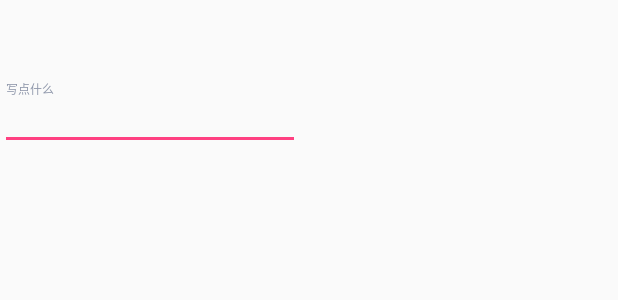
After one commit to guoshiqi/My-Dairly, an Android app: the layout dialog_addbook_layout.xml on its own in the app's theme, with its tools: preview values and no code run, on a phone screen of 412 x 824 dp. The commit adds this screen. Shown: the top 300 px of the screen. Run offline under Robolectric (Android 15) with nearby library versions, the phone set to English and light mode, and no system bars.

Commit message:
首页ok

```diff
--- a/app/src/main/java/com/name/cn/mydiary/data/bookdetail/Book.java
+++ b/app/src/main/java/com/name/cn/mydiary/data/bookdetail/Book.java
@@ -1,6 +1,7 @@
 package com.name.cn.mydiary.data.bookdetail;
 
 import com.google.common.base.Objects;
+import com.google.common.base.Strings;
 
 import org.greenrobot.greendao.annotation.Entity;
 import org.greenrobot.greendao.annotation.Generated;
@@ -101,6 +102,11 @@ public class Book {
                 && Objects.equal(desc, needCompare.desc);
     }
 
+    @Keep
+    public boolean isEmpty() {
+        return Strings.isNullOrEmpty(title);
+    }
+
 
     public Long getBookListId() {
         return this.bookListId;
--- a/app/src/main/java/com/name/cn/mydiary/data/source/local/BookLocalDataSource.java
+++ b/app/src/main/java/com/name/cn/mydiary/data/source/local/BookLocalDataSource.java
@@ -11,6 +11,7 @@ import com.name.cn.mydiary.framework.GreenDaoManager;
 import com.name.cn.mydiary.util.schedulers.BaseSchedulerProvider;
 
 import org.greenrobot.greendao.annotation.NotNull;
+import org.greenrobot.greendao.query.DeleteQuery;
 
 import java.util.List;
 
@@ -78,6 +79,7 @@ public class BookLocalDataSource implements BookDataSource {
 
     @Override
     public void deleteBooks(Long bookListId) {
-        dao.queryBuilder().where(BookDao.Properties.BookListId.eq(bookListId)).buildDelete();
+        DeleteQuery<Book> bookDeleteQuery=dao.queryBuilder().where(BookDao.Properties.BookListId.eq(bookListId)).buildDelete();
+        bookDeleteQuery.executeDeleteWithoutDetachingEntities();
     }
 }
--- /dev/null
+++ b/app/src/main/res/layout/dialog_addbook_layout.xml
@@ -0,0 +1,17 @@
+<?xml version="1.0" encoding="utf-8"?>
+<LinearLayout xmlns:android="http://schemas.android.com/apk/res/android"
+    android:orientation="vertical" android:layout_width="200dp"
+    android:layout_height="100dp">
+    <TextView
+        android:layout_width="wrap_content"
+        android:layout_height="wrap_content" />
+    <android.support.v7.widget.AppCompatEditText
+        android:id="@+id/input_text"
+        android:layout_width="match_parent"
+        android:layout_height="match_parent"
+        android:textSize="@dimen/sp_14"
+        android:hint="@string/dialog_input_text"
+        android:textColorHint="@color/text_color_item_no_deep"
+        android:inputType="text" />
+
+</LinearLayout>
--- a/app/src/main/res/values/colors.xml
+++ b/app/src/main/res/values/colors.xml
@@ -3,4 +3,7 @@
     <color name="colorPrimary">#3F51B5</color>
     <color name="colorPrimaryDark">#303F9F</color>
     <color name="colorAccent">#FF4081</color>
+
+    <color name="text_color_item_no_deep">#9199ac</color>
+    <color name="text_color_item_deep">#4f5f80</color>
 </resources>
--- a/app/src/main/res/values/strings.xml
+++ b/app/src/main/res/values/strings.xml
@@ -1,3 +1,7 @@
 <resources>
     <string name="app_name">My Dairly</string>
+    <string name="dialog_title">请输入标题</string>
+    <string name="dialog_input_text">写点什么</string>
+    <string name="dialog_positive">确定</string>
+    <string name="dialog_negative">取消</string>
 </resources>
```
Also changed, not shown: app/src/main/java/com/name/cn/mydiary/function/home/CustomDialogInputView.java (added, +44 -0 lines), app/src/main/java/com/name/cn/mydiary/function/home/HomeContract.java (+8 -4 lines), app/src/main/java/com/name/cn/mydiary/function/home/HomeFragment.java (+43 -2 lines), app/src/main/java/com/name/cn/mydiary/function/home/HomePresenter.java (+106 -5 lines), app/src/main/res/drawable/ic_add.xml (added, +9 -0 lines), app/src/main/res/layout/activity_main.xml (+9 -0 lines).
